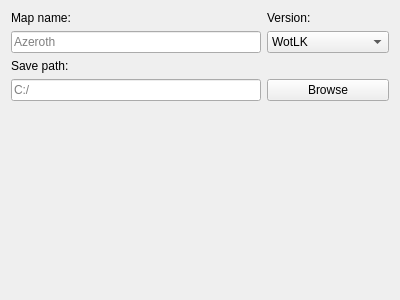
This is src/UI/WoW/WdtWizardPage1.ui in glararan/Qt-OpenGL as Qt 5 draws it before an edit. The edited form follows.
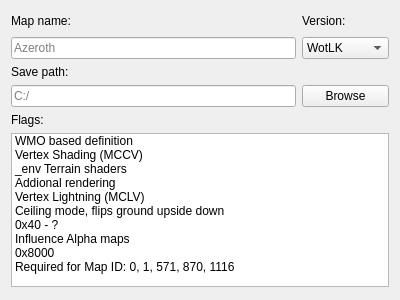
This is the edited form.

Commit message:
WDT Wizard create correctly WDT file
- Reworked Chunk
- Almost done Archive

Diff of the .ui file:
```diff
--- a/src/UI/WoW/WdtWizardPage1.ui
+++ b/src/UI/WoW/WdtWizardPage1.ui
@@ -14,26 +14,105 @@
    <string>WizardPage</string>
   </property>
   <layout class="QGridLayout" name="gridLayout">
-   <item row="2" column="0">
-    <widget class="QLabel" name="label">
-     <property name="text">
-      <string>Save path:</string>
+   <item row="5" column="0" colspan="3">
+    <widget class="QListWidget" name="flagsWidget">
+     <property name="selectionMode">
+      <enum>QAbstractItemView::NoSelection</enum>
      </property>
+     <item>
+      <property name="text">
+       <string>WMO based definition</string>
+      </property>
+      <property name="checkState">
+       <enum>Unchecked</enum>
+      </property>
+     </item>
+     <item>
+      <property name="text">
+       <string>Vertex Shading (MCCV)</string>
+      </property>
+      <property name="checkState">
+       <enum>Unchecked</enum>
+      </property>
+     </item>
+     <item>
+      <property name="text">
+       <string>_env Terrain shaders</string>
+      </property>
+      <property name="checkState">
+       <enum>Unchecked</enum>
+      </property>
+     </item>
+     <item>
+      <property name="text">
+       <string>Addional rendering</string>
+      </property>
+      <property name="checkState">
+       <enum>Unchecked</enum>
+      </property>
+     </item>
+     <item>
+      <property name="text">
+       <string>Vertex Lightning (MCLV)</string>
+      </property>
+      <property name="checkState">
+       <enum>Unchecked</enum>
+      </property>
+     </item>
+     <item>
+      <property name="text">
+       <string>Ceiling mode, flips ground upside down</string>
+      </property>
+      <property name="checkState">
+       <enum>Unchecked</enum>
+      </property>
+     </item>
+     <item>
+      <property name="text">
+       <string>0x40 - ?</string>
+      </property>
+      <property name="checkState">
+       <enum>Unchecked</enum>
+      </property>
+     </item>
+     <item>
+      <property name="text">
+       <string>Influence Alpha maps</string>
+      </property>
+      <property name="checkState">
+       <enum>Unchecked</enum>
+      </property>
+     </item>
+     <item>
+      <property name="text">
+       <string>0x8000</string>
+      </property>
+      <property name="checkState">
+       <enum>Unchecked</enum>
+      </property>
+     </item>
+     <item>
+      <property name="text">
+       <string>Required for Map ID: 0, 1, 571, 870, 1116</string>
+      </property>
+      <property name="checkState">
+       <enum>Unchecked</enum>
+      </property>
+     </item>
     </widget>
    </item>
-   <item row="1" column="0" colspan="2">
-    <widget class="QLineEdit" name="mapBox">
-     <property name="placeholderText">
-      <string>Azeroth</string>
+   <item row="0" column="1">
+    <spacer name="horizontalSpacer">
+     <property name="orientation">
+      <enum>Qt::Horizontal</enum>
      </property>
-    </widget>
-   </item>
-   <item row="0" column="2">
-    <widget class="QLabel" name="label_2">
-     <property name="text">
-      <string>Version:</string>
+     <property name="sizeHint" stdset="0">
+      <size>
+       <width>40</width>
+       <height>20</height>
+      </size>
      </property>
-    </widget>
+    </spacer>
    </item>
    <item row="1" column="2">
     <widget class="QComboBox" name="versionBox">
@@ -77,6 +156,34 @@
      </item>
     </widget>
    </item>
+   <item row="0" column="2">
+    <widget class="QLabel" name="label_2">
+     <property name="text">
+      <string>Version:</string>
+     </property>
+    </widget>
+   </item>
+   <item row="2" column="0">
+    <widget class="QLabel" name="label">
+     <property name="text">
+      <string>Save path:</string>
+     </property>
+    </widget>
+   </item>
+   <item row="1" column="0" colspan="2">
+    <widget class="QLineEdit" name="mapBox">
+     <property name="placeholderText">
+      <string>Azeroth</string>
+     </property>
+    </widget>
+   </item>
+   <item row="3" column="0" colspan="2">
+    <widget class="QLineEdit" name="pathBox">
+     <property name="placeholderText">
+      <string>C:/</string>
+     </property>
+    </widget>
+   </item>
    <item row="0" column="0">
     <widget class="QLabel" name="label_3">
      <property name="text">
@@ -91,14 +198,7 @@
      </property>
     </widget>
    </item>
-   <item row="3" column="0" colspan="2">
-    <widget class="QLineEdit" name="pathBox">
-     <property name="placeholderText">
-      <string>C:/</string>
-     </property>
-    </widget>
-   </item>
-   <item row="5" column="0" colspan="3">
+   <item row="7" column="0" colspan="3">
     <spacer name="verticalSpacer">
      <property name="orientation">
       <enum>Qt::Vertical</enum>
@@ -111,6 +211,13 @@
      </property>
     </spacer>
    </item>
+   <item row="4" column="0">
+    <widget class="QLabel" name="label_4">
+     <property name="text">
+      <string>Flags:</string>
+     </property>
+    </widget>
+   </item>
   </layout>
  </widget>
  <resources/>
```
Left out of the diff: 17 changed lines with no effect on the pictures. The commit also changes 21 other files.
